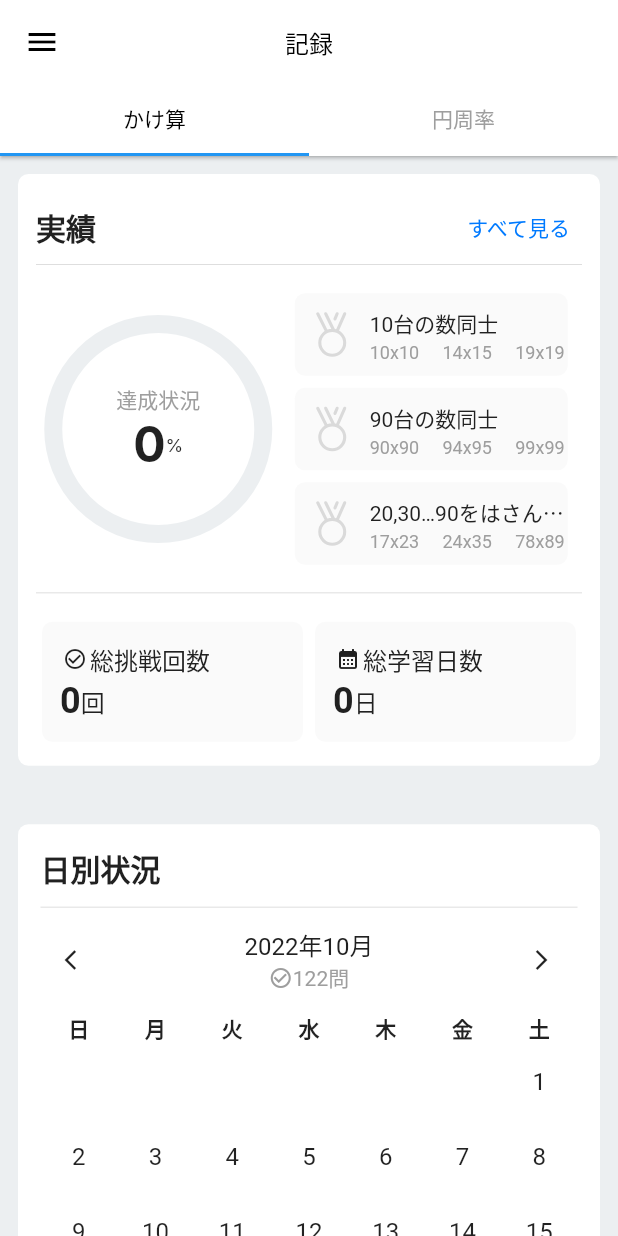
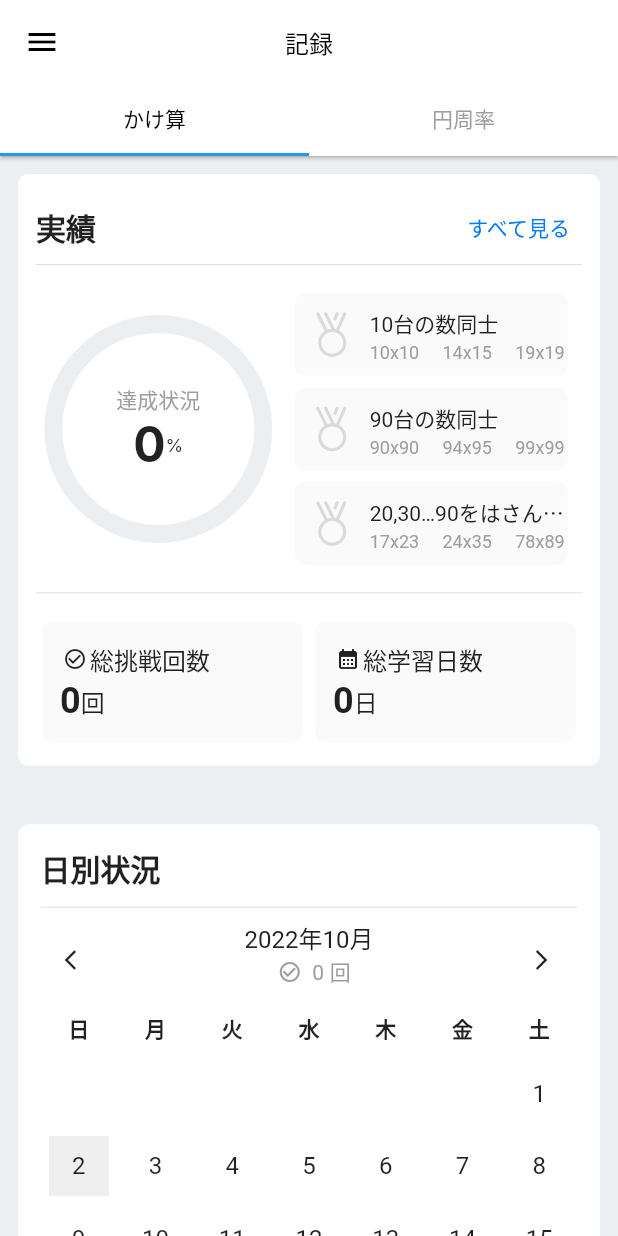
Before and after one commit to matsumo-and/Flutter_Pi_Memorization, a Flutter app: the ProgressRecord screen opened directly, on a phone screen of 412 x 824 dp. Run offline on Flutter 3.47's test engine with Material 2 defaults, Android fonts, the phone set to English and light mode, and no system bars; drawn by our look-alikes of percent_indicator; our stand-ins replace flutter_riverpod, flutter_svg, freezed_annotation, google_fonts, hive, hive_flutter; accounts and stored records are empty; key blocks and very long unbroken strings in the code were emptied for the run.

Commit message:
[feat]挑戦回数によって円の大きさと色を決定する

```diff
--- a/lib/view/progress_record/calendar.dart
+++ b/lib/view/progress_record/calendar.dart
@@ -1,6 +1,10 @@
+import 'dart:math';
+
+import 'package:flutter/cupertino.dart';
 import 'package:flutter/material.dart';
 import 'package:flutter_pi_memorization/controller/multiplication_record.dart';
 import 'package:flutter_riverpod/flutter_riverpod.dart';
+import 'package:intl/intl.dart';
 
 import '../../model/record/total_challenges_record.dart';
 
@@ -51,13 +55,6 @@ class ProgressCalendarState extends ConsumerState<ProgressCalendar> {
         viewDate.value =
             DateTime(firstDay.year, firstDay.month + monthDiff, firstDay.day);
       });
-
-      //Typeによって掛け算または円周率の実績を切り替える
-      recordList = widget.calendarType == CalendarType.multiplication
-          ? ref.watch(multiplicationRecodeProvider)
-          : [];
-      //TODO implement pimemorize
-      //print(DateTime.parse(recordList.last.date!));
     });
   }
 
@@ -69,6 +66,14 @@ class ProgressCalendarState extends ConsumerState<ProgressCalendar> {
 
   @override
   Widget build(BuildContext context) {
+    //Typeによって掛け算または円周率の実績を切り替える
+    recordList = widget.calendarType == CalendarType.multiplication
+        ? ref.watch(multiplicationRecodeProvider)
+        : [];
+    //TODO implement pimemorize
+    //総挑戦回数　＝　List中の全ての挑戦回数の足し合わせ
+    final int totalChallenges = recordList.fold(
+        0, (preValue, record) => preValue + record.totalChallenges);
     return Card(
       elevation: 0,
       margin: _padding,
@@ -125,15 +130,27 @@ class ProgressCalendarState extends ConsumerState<ProgressCalendar> {
                             );
                           }),
                       Row(
+                        mainAxisAlignment: MainAxisAlignment.center,
+                        crossAxisAlignment: CrossAxisAlignment.center,
                         children: [
-                          const Icon(
+                          Container(
+                            //Iconとテキストがどうしても一列に揃わない。日本語フォントのBaselineの高さとか関係してそう
+                            padding: const EdgeInsets.only(bottom: 8),
+                            height: 30,
+                            width: 30,
+                            child: const Icon(
                               Icons.check_circle_outline,
                               color: Colors.grey,
                               size: _iconSize,
                             ),
-                          Text(
-                            '122問',
+                          ),
+                          SizedBox(
+                            height: 30,
+                            child: Text(
+                              '$totalChallenges 回',
                               style: Theme.of(context).textTheme.caption,
+                              textAlign: TextAlign.center,
+                            ),
                           )
                         ],
                       )
@@ -190,10 +207,40 @@ class ProgressCalendarState extends ConsumerState<ProgressCalendar> {
     final List<List<Widget>> monthWidget = [[]];
     List<Widget> weekWidget = [];
 
-    Widget dayWidget(String day) {
-      return SizedBox(
-          height: 50,
-          width: 30,
+    //今日の日付に薄いグレーをかける
+    Color showToday(String day) {
+      final int? parseDay = int.tryParse(day);
+
+      if (parseDay == null) return Colors.transparent;
+
+      final DateTime currentDate = DateTime(date.year, date.month, parseDay);
+      final DateTime today = DateTime(now.year, now.month, now.day);
+
+      return currentDate == today
+          ? const Color.fromRGBO(200, 200, 200, 0.3)
+          : Colors.transparent;
+    }
+
+    ///recordがNullや挑戦回数がない場合[challenges = 0]となる
+    Widget dayWidget({required String day, required int challenges}) {
+      const double maxWidth = 40;
+
+      ///dayWidgetの最大幅 == [maxWidth]を円の最大直径、最小の直径を[20]とする
+      ///挑戦回数が[1]の時最小,[25]の時最大となるように線形に直径を求める
+      int maxRadius = challenges > 25 ? 25 : challenges;
+      const int minRadius = 20;
+      final double radius = minRadius + (maxWidth - minRadius) * maxRadius / 25;
+
+      ///radiusが最大の時[Opacity = 1],最小の時[Opacity = 0.6]とする
+      ///挑戦回数によって線形にOpacityを求める
+      final Color circlueColor =
+          Color.fromRGBO(103, 149, 224, 0.6 + 0.4 * maxRadius / 25);
+
+      return challenges == 0
+          ? Container(
+              color: showToday(day),
+              height: maxWidth,
+              width: maxWidth,
               child: Align(
                 alignment: Alignment.center,
                 child: Text(
@@ -201,23 +248,66 @@ class ProgressCalendarState extends ConsumerState<ProgressCalendar> {
                   style: const TextStyle(fontSize: 16),
                   textAlign: TextAlign.center,
                 ),
-          ));
+              ))
+          : Stack(
+              alignment: AlignmentDirectional.center,
+              children: [
+                Container(
+                  height: radius,
+                  width: radius,
+                  decoration: BoxDecoration(
+                      color: circlueColor,
+                      borderRadius: BorderRadius.circular(24)),
+                ),
+                Container(
+                    color: showToday(day),
+                    height: maxWidth,
+                    width: maxWidth,
+                    child: Align(
+                      alignment: Alignment.center,
+                      child: Text(
+                        day,
+                        style:
+                            const TextStyle(fontSize: 16, color: Colors.white),
+                        textAlign: TextAlign.center,
+                      ),
+                    )),
+              ],
+            );
     }
 
     for (int day = 1; day <= lastDate.day; day++) {
-      int weekDay = DateTime(date.year, date.month, day).weekday;
-      weekWidget.add(dayWidget(day.toString()));
+      //曜日を確認する
+      final DateTime currentDate = DateTime(date.year, date.month, day);
+      final int weekDay = currentDate.weekday;
+
+      //実績にその日の記録が存在するか確認
+      //なければDateがNullになる
+      final DateFormat format = DateFormat('yyyyMMdd');
+      final String formattedDate = format.format(currentDate);
+      TotalChallengesRecord record = recordList.isNotEmpty
+          ? recordList.firstWhere(
+              (record) => record.date == formattedDate,
+              orElse: () => const TotalChallengesRecord(date: null),
+            )
+          : const TotalChallengesRecord(date: null);
+
+      //挑戦回数を取得
+      final int challenges = record.date == null ? 0 : record.totalChallenges;
+
+      //各日の日付と挑戦回数を渡す
+      weekWidget.add(dayWidget(day: day.toString(), challenges: challenges));
 
       if (weekDay == DateTime.saturday || day == lastDate.day) {
         if (day == lastDate.day) {
           //最終日なら右詰で７つ揃える
           while (weekWidget.length < 7) {
-            weekWidget.add(dayWidget(""));
+            weekWidget.add(dayWidget(day: "", challenges: 0));
           }
         } else {
           //それ以外なら左詰で７つ揃える
           while (weekWidget.length < 7) {
-            weekWidget.insert(0, dayWidget(""));
+            weekWidget.insert(0, dayWidget(day: "", challenges: 0));
           }
         }
         //土曜日区切りで二次元配列を生成
```
Lines whose indentation alone changed are shown as unchanged.
